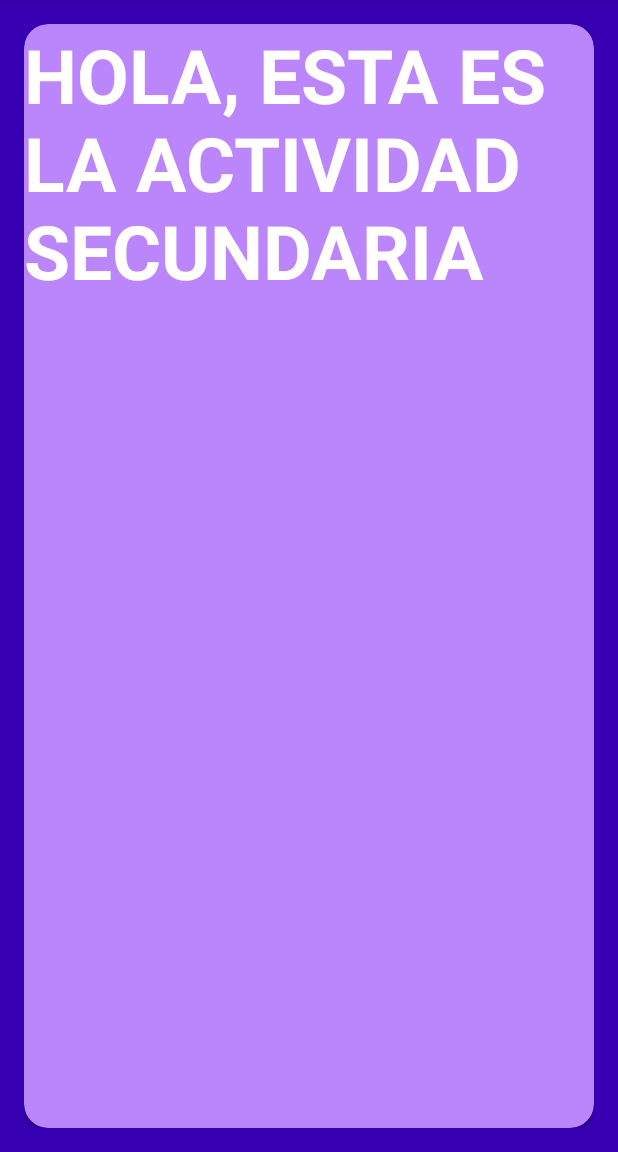
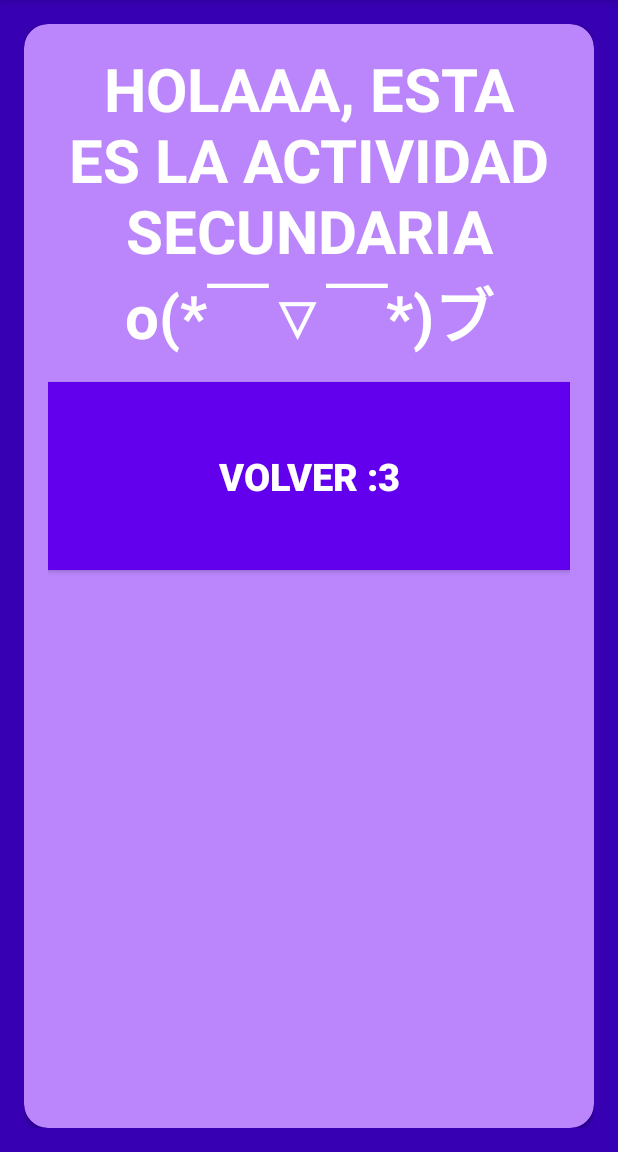
Before and after one commit to danielszalkowski/AppMenu, an Android app: the screen it shows after launch (SecondActivity), after a tap on "ABRIR ACTIVITY", on a phone screen of 412 x 824 dp, the part 84-1236 px from its top. Run offline under Robolectric (Android 15) with nearby library versions, the phone set to English and light mode, and no system bars.

Commit message:
AppMenu terminada

```diff
--- a/app/src/main/java/com/example/appmenu/MenuActivity.kt
+++ b/app/src/main/java/com/example/appmenu/MenuActivity.kt
@@ -4,6 +4,8 @@ import android.content.Intent
 import androidx.appcompat.app.AppCompatActivity
 import android.os.Bundle
 import android.util.Log
+import android.view.View
+import android.widget.TextView
 import android.widget.Toast
 import androidx.appcompat.widget.AppCompatButton
 import com.google.android.material.floatingactionbutton.FloatingActionButton
@@ -22,6 +24,8 @@ class MenuActivity : AppCompatActivity() {
     private lateinit var btnShowSnackbar: AppCompatButton
     private lateinit var btnClose: AppCompatButton
     private lateinit var btnShowHideText: AppCompatButton
+    private lateinit var tvHidden: TextView
+    var isHidden: Boolean = true
 
     private fun initComponents() {
         btnOpenActivity = findViewById(R.id.btnOpenActivity)
@@ -29,6 +33,7 @@ class MenuActivity : AppCompatActivity() {
         btnShowSnackbar = findViewById(R.id.btnShowSnackBar)
         btnClose = findViewById(R.id.btnClose)
         btnShowHideText = findViewById(R.id.btnShowHideText)
+        tvHidden = findViewById(R.id.tvHidden)
     }
 
     private fun initListeners() {
@@ -37,16 +42,29 @@ class MenuActivity : AppCompatActivity() {
             startActivity(intentSA)
         }
         btnShowToast.setOnClickListener() {
-            Toast.makeText(this, "Soy un toast!", Toast.LENGTH_LONG).show()
+            Toast.makeText(this, "¡Soy un toast! 🍞", Toast.LENGTH_LONG).show()
         }
         btnShowSnackbar.setOnClickListener() {
-            Snackbar.make(btnShowSnackbar, "Soy un snackbar!", Snackbar.LENGTH_SHORT)
+            Snackbar.make(btnShowSnackbar, "Hallo! Ich benutze WhatsApp. 👋👋👋", Snackbar.LENGTH_SHORT)
                 .setAction("X") {  }
                 .show()
         }
         btnClose.setOnClickListener() {
             finishAffinity()
         }
+        btnShowHideText.setOnClickListener(){
+            setHidden()
+            isHidden = !isHidden
+        }
+
+    }
+
+    private fun setHidden() {
+        if(isHidden) {
+            tvHidden.visibility = View.VISIBLE
+        } else {
+            tvHidden.visibility = View.INVISIBLE
+        }
     }
 
 }
--- a/app/src/main/java/com/example/appmenu/SecondActivity.kt
+++ b/app/src/main/java/com/example/appmenu/SecondActivity.kt
@@ -1,11 +1,31 @@
 package com.example.appmenu
 
+import android.content.Intent
 import androidx.appcompat.app.AppCompatActivity
 import android.os.Bundle
+import android.widget.Toast
+import androidx.appcompat.widget.AppCompatButton
 
 class SecondActivity : AppCompatActivity() {
+
+    private lateinit var btnReturn: AppCompatButton
     override fun onCreate(savedInstanceState: Bundle?) {
         super.onCreate(savedInstanceState)
         setContentView(R.layout.activity_second)
+        initComponents()
+        initListeners()
     }
+
+    private fun initComponents() {
+        btnReturn = findViewById(R.id.btnReturn)
+    }
+
+    private fun initListeners() {
+        btnReturn.setOnClickListener(){
+            Toast.makeText(this, "( ﾟдﾟ)つ ¡Adiós!", Toast.LENGTH_LONG).show()
+            finish()
+        }
+    }
+
+
 }
--- a/app/src/main/res/layout/activity_second.xml
+++ b/app/src/main/res/layout/activity_second.xml
@@ -15,15 +15,30 @@
         app:cardCornerRadius="16dp"
         >
         <LinearLayout
-            android:layout_width="wrap_content"
-            android:layout_height="wrap_content">
+            android:layout_width="match_parent"
+            android:layout_height="match_parent"
+            android:orientation="vertical"
+            android:padding="16dp">
             <TextView
+                android:layout_width="wrap_content"
+                android:layout_height="wrap_content"
+                android:text="HOLAAA, ESTA ES LA ACTIVIDAD SECUNDARIA
+                o(*￣▽￣*)ブ"
+                android:textAlignment="center"
+                android:textColor="@color/white"
+                android:textSize="40dp"
+                android:textStyle="bold"></TextView>
+
+            <androidx.appcompat.widget.AppCompatButton
+                android:id="@+id/btnReturn"
                 android:layout_width="match_parent"
-                android:layout_height="match_parent"
-                android:text="HOLA, ESTA ES LA ACTIVIDAD SECUNDARIA"
+                android:layout_marginTop="16dp"
+                android:layout_height="125dp"
+                android:background="@color/purple_500"
+                android:text="Volver :3"
                 android:textColor="@color/white"
-                android:textSize="50dp"
-                android:textStyle="bold"></TextView>
+                android:textSize="25dp"
+                android:textStyle="bold"></androidx.appcompat.widget.AppCompatButton>
         </LinearLayout>
 
 
```
Also changed, not shown: app/src/main/res/layout/activity_menu.xml (+13 -0 lines).
